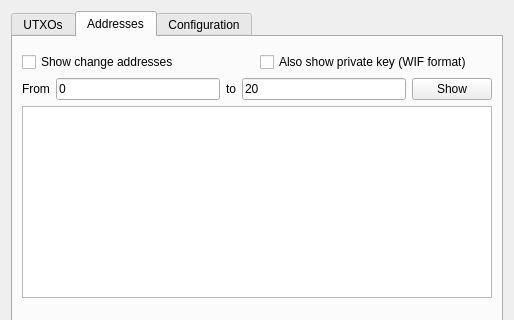
gbizzotto/ourWallet, file ui/walletinfo.ui: the form before one commit; both pictures show x 0 to 514 and y 0 to 320 of the 514 by 497 pixel window.
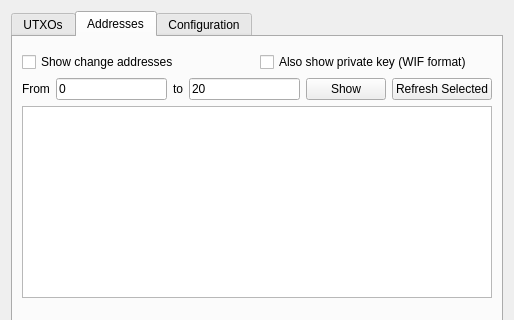
The form after the commit. The open tabs and pages were chosen to show the change.

Commit message: Refresh one address only.

Patch:
```diff
--- a/ui/walletinfo.ui
+++ b/ui/walletinfo.ui
@@ -187,6 +187,13 @@
            </property>
           </widget>
          </item>
+         <item>
+          <widget class="QPushButton" name="refreshSelectedAddressButton">
+           <property name="text">
+            <string>Refresh Selected</string>
+           </property>
+          </widget>
+         </item>
         </layout>
        </item>
        <item>
```
The commit also changes 2 other files.
